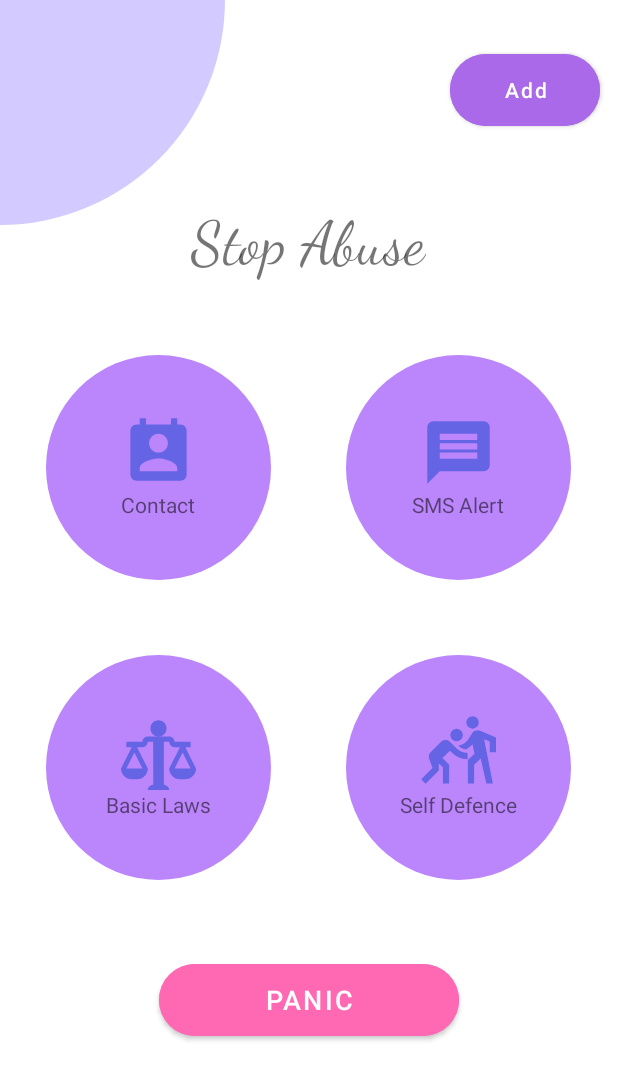
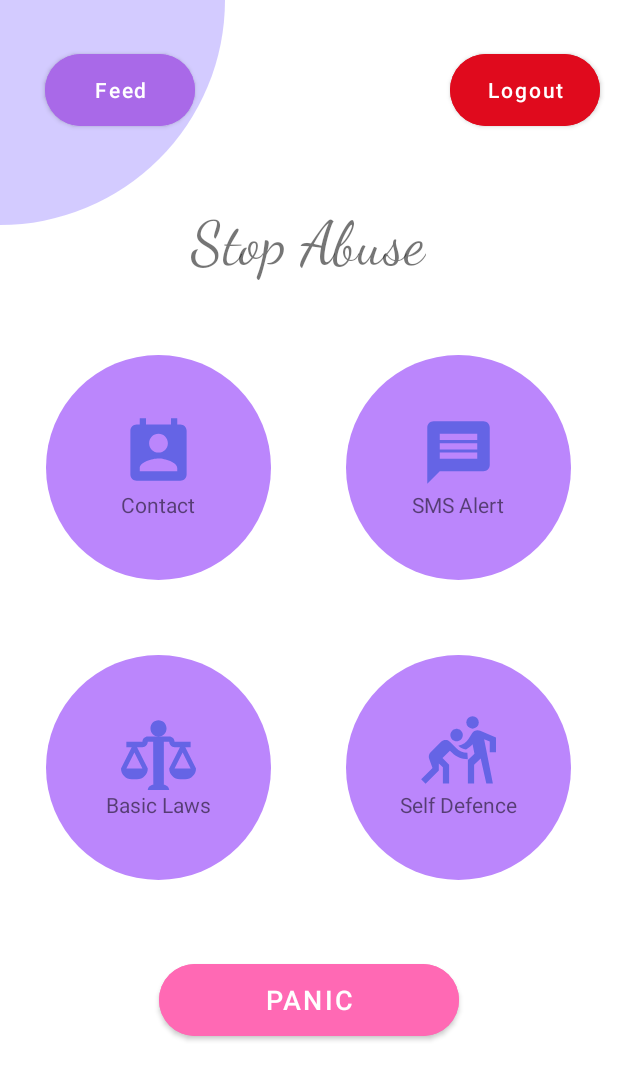
Before and after one commit to dangalnirajan/StopAbuse_CollegeProject, an Android app: the MainActivity screen opened directly, with no data from a screen before it, on a phone screen of 412 x 824 dp. Shown: the top 1080 px of the screen. Run offline under Robolectric (Android 15) with nearby library versions, the phone set to English and light mode, and no system bars.

Commit message:
changes are big

```diff
--- a/app/src/main/java/com/darkness/sparkwomen/MainActivity.java
+++ b/app/src/main/java/com/darkness/sparkwomen/MainActivity.java
@@ -26,10 +26,19 @@ public class MainActivity extends AppCompatActivity implements View.OnClickListe
     SmsManager manager = SmsManager.getDefault();
     MaterialButton add;
 
+    MaterialButton logout;
+
+    SharedPreferences sp;
+
+    SharedPreferences.Editor editor;
+
     @Override
     protected void onCreate(Bundle savedInstanceState) {
         super.onCreate(savedInstanceState);
         setContentView(R.layout.activity_main);
+
+        sp=getSharedPreferences("Data",MODE_PRIVATE);
+        editor=sp.edit();
 
         add= findViewById(R.id.add);
         add.setOnClickListener(new View.OnClickListener() {
@@ -40,12 +49,27 @@ public class MainActivity extends AppCompatActivity implements View.OnClickListe
             }
         });
 
+        logout=findViewById(R.id.logout);
+        logout.setOnClickListener(new View.OnClickListener() {
+            @Override
+            public void onClick(View view) {
+                logout();
+            }
+        });
+
         fusedLocationClient = LocationServices.getFusedLocationProviderClient(this);
         findViewById(R.id.panicBtn).setOnClickListener(this);
         findViewById(R.id.fourth).setOnClickListener(this);
         findViewById(R.id.first).setOnClickListener(this);
         findViewById(R.id.second).setOnClickListener(this);
         findViewById(R.id.fifth).setOnClickListener(this);
+    }
+
+    private void logout() {
+
+        editor.clear();
+        editor.apply();
+        startActivity(new Intent(MainActivity.this,LoginActivity.class));
     }
 
     @Override
--- a/app/src/main/res/layout/activity_main.xml
+++ b/app/src/main/res/layout/activity_main.xml
@@ -8,15 +8,15 @@
 
 
 
-    <ImageView
-        android:layout_width="40dp"
-        android:layout_height="40dp"
-        android:src="@drawable/ic_baseline_logout_24"
-        android:layout_alignParentEnd="true"
-        android:layout_margin="25dp"
-        android:visibility="gone"
-        android:tooltipText="Logout"
-        android:id="@+id/logout"/>
+<!--    <ImageView-->
+<!--        android:layout_width="40dp"-->
+<!--        android:layout_height="40dp"-->
+<!--        android:src="@drawable/ic_baseline_logout_24"-->
+<!--        android:layout_alignParentEnd="true"-->
+<!--        android:layout_margin="25dp"-->
+<!--        android:visibility="gone"-->
+<!--        android:tooltipText="Logout"-->
+<!--        android:id="@+id/logout"/>-->
 
 
     <View
@@ -44,17 +44,31 @@
         android:id="@+id/add"
         android:layout_width="100dp"
         android:layout_height="60dp"
-        android:layout_marginLeft="300dp"
+        android:layout_marginLeft="30dp"
         android:layout_marginTop="30dp"
         android:layout_marginBottom="120dp"
         android:backgroundTint="#A969E8"
-        android:text="Add"
+        android:text="Feed"
         android:textAllCaps="false"
         app:cornerRadius="100dp"
         android:src="@drawable/ic_baseline_add_24"
         android:tint="@color/white"
          />
 
+    <com.google.android.material.button.MaterialButton
+        android:id="@+id/logout"
+        android:layout_width="100dp"
+        android:layout_height="60dp"
+        android:layout_marginLeft="300dp"
+        android:layout_marginTop="30dp"
+        android:layout_marginBottom="120dp"
+        android:backgroundTint="#E00A1D"
+        android:text="Logout"
+        android:textAllCaps="false"
+        app:cornerRadius="100dp"
+        android:src="@drawable/ic_baseline_add_24"
+        android:tint="@color/white"
+        />
     <RelativeLayout
         android:layout_width="wrap_content"
         android:id="@+id/relativeLayout"
```
Also changed, not shown: app/src/main/java/com/darkness/sparkwomen/LoginActivity.java (+24 -4 lines), app/src/main/res/layout/activity_login.xml (+9 -1 lines).
